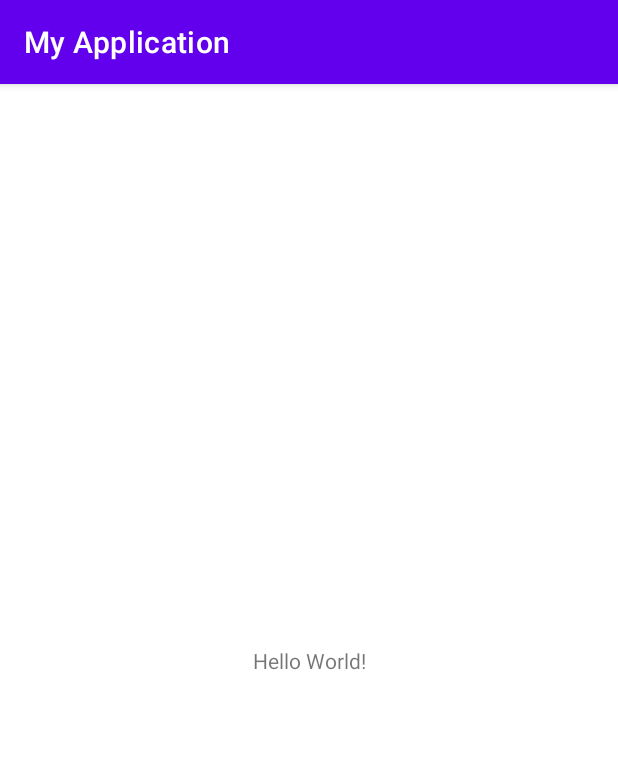
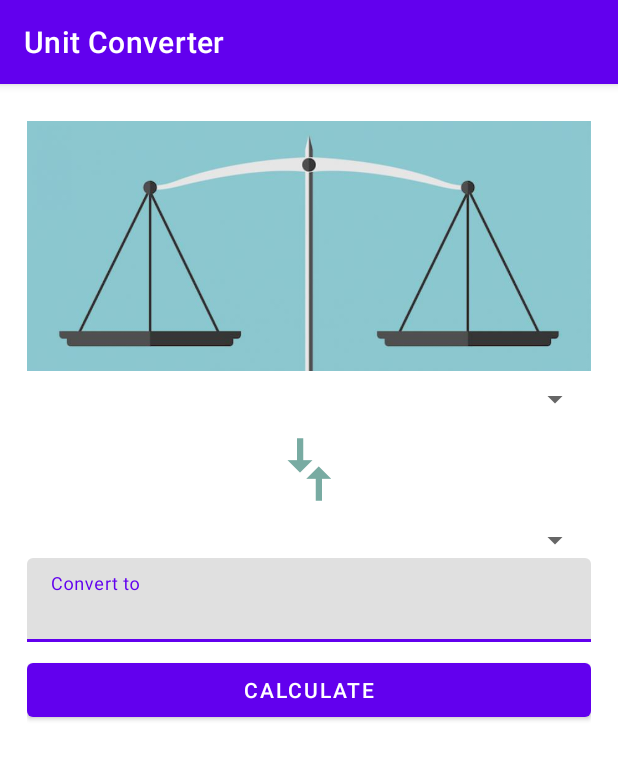
Before and after one commit to abdullah-bjit/UnitConverterApp, an Android app: the screen it shows after launch (MainActivity), on a phone screen of 412 x 824 dp. Shown: the top 760 px of the screen. Run offline under Robolectric (Android 15) with nearby library versions, the phone set to English and light mode, and no system bars.

Commit message:
updated UI

```diff
--- /dev/null
+++ b/app/src/main/res/drawable/ic_baseline_balance_24.xml
@@ -0,0 +1,5 @@
+<vector android:height="24dp" android:tint="#78ABA2"
+    android:viewportHeight="24" android:viewportWidth="24"
+    android:width="24dp" xmlns:android="http://schemas.android.com/apk/res/android">
+    <path android:fillColor="@android:color/white" android:pathData="M13,7.83c0.85,-0.3 1.53,-0.98 1.83,-1.83H18l-3,7c0,1.66 1.57,3 3.5,3s3.5,-1.34 3.5,-3l-3,-7h2V4h-6.17C14.42,2.83 13.31,2 12,2S9.58,2.83 9.17,4L3,4v2h2l-3,7c0,1.66 1.57,3 3.5,3S9,14.66 9,13L6,6h3.17c0.3,0.85 0.98,1.53 1.83,1.83V19H2v2h20v-2h-9V7.83zM20.37,13h-3.74l1.87,-4.36L20.37,13zM7.37,13H3.63L5.5,8.64L7.37,13zM12,6c-0.55,0 -1,-0.45 -1,-1c0,-0.55 0.45,-1 1,-1s1,0.45 1,1C13,5.55 12.55,6 12,6z"/>
+</vector>
--- /dev/null
+++ b/app/src/main/res/drawable/ic_baseline_compare_arrows_24.xml
@@ -0,0 +1,5 @@
+<vector android:autoMirrored="true" android:height="120dp"
+    android:tint="#78ABA2" android:viewportHeight="24"
+    android:viewportWidth="24" android:width="120dp" xmlns:android="http://schemas.android.com/apk/res/android">
+    <path android:fillColor="@android:color/white" android:pathData="M9.01,14H2v2h7.01v3L13,15l-3.99,-4V14zM14.99,13v-3H22V8h-7.01V5L11,9L14.99,13z"/>
+</vector>
--- a/app/src/main/res/layout/activity_main.xml
+++ b/app/src/main/res/layout/activity_main.xml
@@ -4,15 +4,68 @@
     xmlns:tools="http://schemas.android.com/tools"
     android:layout_width="match_parent"
     android:layout_height="match_parent"
+    android:padding="18dp"
     tools:context=".MainActivity">
 
-    <TextView
-        android:layout_width="wrap_content"
+    <ImageView
+        android:id="@+id/iv_balance_image"
+        android:layout_width="0dp"
+        android:layout_height="180dp"
+        app:layout_constraintStart_toStartOf="parent"
+        app:layout_constraintTop_toTopOf="parent"
+        android:src="@drawable/balance_img"
+        />
+
+   <Spinner
+       android:id="@+id/sp_convert_from"
+       android:layout_width="match_parent"
+       android:layout_height="wrap_content"
+       android:spinnerMode="dropdown"
+       app:layout_constraintStart_toStartOf="parent"
+       app:layout_constraintTop_toBottomOf="@+id/iv_balance_image"/>
+
+    <ImageView
+        android:id="@+id/iv_convert_arrow"
+        android:layout_width="50dp"
+        android:layout_height="70dp"
+        android:src="@drawable/ic_baseline_compare_arrows_24"
+        android:rotation="90"
+        app:layout_constraintStart_toStartOf="parent"
+        app:layout_constraintEnd_toEndOf="parent"
+        app:layout_constraintTop_toBottomOf="@id/sp_convert_from"/>
+
+    <Spinner
+        android:id="@+id/sp_convert_to"
+        android:layout_width="match_parent"
         android:layout_height="wrap_content"
-        android:text="Hello World!"
-        app:layout_constraintBottom_toBottomOf="parent"
+        android:spinnerMode="dropdown"
+        app:layout_constraintStart_toStartOf="parent"
+        app:layout_constraintTop_toBottomOf="@+id/iv_convert_arrow"/>
+
+    <com.google.android.material.textfield.TextInputLayout
+        android:id="@+id/tv_convert_to"
+        android:layout_width="match_parent"
+        android:layout_height="wrap_content"
+        android:hint="@string/convert_to"
+        app:layout_constraintStart_toStartOf="parent"
+        app:layout_constraintTop_toBottomOf="@+id/sp_convert_to"
+        >
+
+        <com.google.android.material.textfield.TextInputEditText
+            android:layout_width="match_parent"
+            android:layout_height="wrap_content"
+            android:inputType="number"
+            />
+    </com.google.android.material.textfield.TextInputLayout>
+
+    <Button
+        android:id="@+id/calculate_button"
+        android:layout_width="0dp"
+        android:layout_height="wrap_content"
+        android:layout_marginTop="8dp"
+        android:text="@string/convert_button"
         app:layout_constraintEnd_toEndOf="parent"
         app:layout_constraintStart_toStartOf="parent"
-        app:layout_constraintTop_toTopOf="parent" />
+        app:layout_constraintTop_toBottomOf="@id/tv_convert_to" />
 
 </androidx.constraintlayout.widget.ConstraintLayout>
--- a/app/src/main/res/values/strings.xml
+++ b/app/src/main/res/values/strings.xml
@@ -1,3 +1,13 @@
 <resources>
-    <string name="app_name">My Application</string>
+    <string name="app_name">Unit Converter</string>
+    <string name="convert_from">Convert from</string>
+    <string name="convert_to">Convert to</string>
+    <string name="convert_button">Calculate</string>
+    <string-array name="dropDownOption">
+        <item>km</item>
+        <item>m</item>
+        <item>ft</item>
+        <item>in</item>
+        <item>cm</item>
+    </string-array>
 </resources>
```
Also changed, not shown: app/src/main/res/drawable-v24/balance_img.jpg (added).
